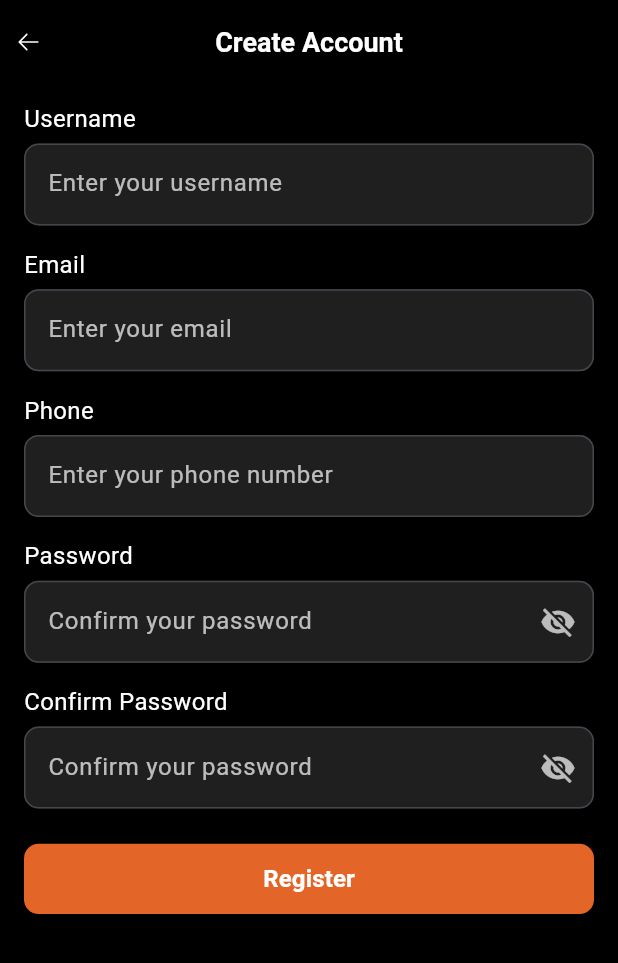
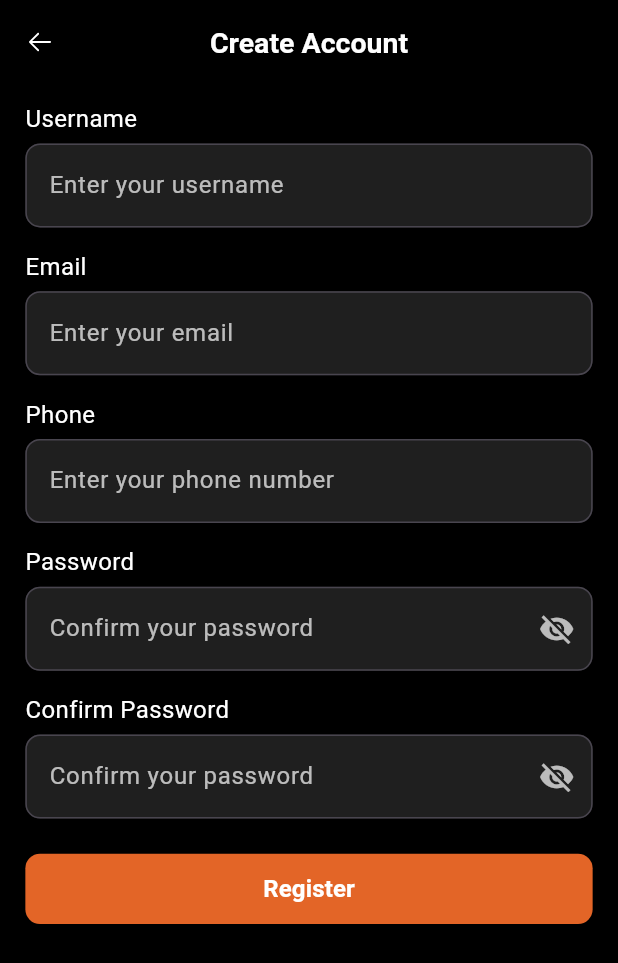
Before and after one commit to sakilkhan649/blog_app_manager, a Flutter app: the RegisterPage screen opened by its route, on a phone screen of 412 x 824 dp. Shown: the top 963 px of the screen. Run offline on Flutter 3.47's test engine with Material 3 defaults, Android fonts, the phone set to English and light mode, and no system bars; our stand-ins replace flutter_screenutil, flutter_svg, get, shared_preferences; accounts and stored records are empty.

```diff
--- a/lib/core/routs/routs.dart
+++ b/lib/core/routs/routs.dart
@@ -1,5 +1,9 @@
 import 'package:blog_app/views/auth_pages/login_page.dart';
 import 'package:blog_app/views/auth_pages/register_page.dart';
+import 'package:blog_app/views/home_page/main_page.dart';
+import 'package:blog_app/views/home_page/pagess/blog_page.dart';
+import 'package:blog_app/views/home_page/pagess/bookmarks_page.dart';
+import 'package:blog_app/views/home_page/pagess/profile_page.dart';
 import 'package:blog_app/views/onboard_page.dart';
 import 'package:get/get.dart';
 
@@ -7,10 +11,18 @@ class Routes {
   static const String ondoardpage = "/Onboardpage";
   static const String loginpage = "/Loginpage";
   static const String registerpage = "/Registerpage";
+  static const String mainpage = "/Mainpage";
+  static const String blogpage = "/Blogpage";
+  static const String bookmarksPage = "/BookmarksPage";
+  static const String profilePage = "/ProfilePage";
 
   static List<GetPage> routes = [
     GetPage(name: ondoardpage, page: () => OnboardPage()),
     GetPage(name: loginpage, page: () => LoginPage()),
     GetPage(name: registerpage, page: () => RegisterPage()),
+    GetPage(name: mainpage, page: () => MainPage()),
+    GetPage(name: blogpage, page: () => BlogPage()),
+    GetPage(name: bookmarksPage, page: () => BookmarksPage()),
+    GetPage(name: profilePage, page: () => ProfilePage()),
   ];
 }
--- a/lib/utils/app_image/app_image.dart
+++ b/lib/utils/app_image/app_image.dart
@@ -7,6 +7,12 @@ class AppImages{
   static const String iconurl="assets/icons";
   static const String backiconurl="$iconurl/back.svg";
 
+  static const String blogiconurl="$iconurl/blogIcon.svg";
+  static const String bookmarksiconurl="$iconurl/bookmarksicon.svg";
+  static const String profileiconurl="$iconurl/profileicon.svg";
+
+  static const String searchiconurl="$iconurl/searchicon.svg";
+
 
 
 }
--- a/lib/views/auth_pages/register_page.dart
+++ b/lib/views/auth_pages/register_page.dart
@@ -3,6 +3,7 @@ import 'package:flutter/material.dart';
 import 'package:flutter_screenutil/flutter_screenutil.dart';
 import 'package:get/get.dart';
 import 'package:get/get_core/src/get_main.dart';
+import '../../core/routs/routs.dart';
 import '../../utils/app_const/app_const.dart';
 import '../../widgets/Custom_Text.dart';
 import '../../widgets/Custom_appbar.dart';
@@ -17,6 +18,7 @@ class RegisterPage extends StatelessWidget {
   final controller = Get.put(Registercontroller());
   final isPasswordVisible = false.obs;
   final isConfirmPasswordVisible = false.obs;
+  final confirmPasswordController = TextEditingController();
 
   @override
   Widget build(BuildContext context) {
@@ -29,7 +31,7 @@ class RegisterPage extends StatelessWidget {
           leading: CustomBackButton(),
         ),
         body: Padding(
-          padding: EdgeInsetsGeometry.symmetric(horizontal: 16),
+          padding: EdgeInsets.symmetric(horizontal: 16.w),
           child: SingleChildScrollView(
             child: Column(
               mainAxisAlignment: MainAxisAlignment.start,
@@ -43,7 +45,7 @@ class RegisterPage extends StatelessWidget {
                   hintText: "Enter your username",
                   obscureText: false,
                   textInputType: TextInputType.text,
-                  Validator: (value) {
+                  validator: (value) {
                     if (value == null || value.isEmpty) {
                       return "Enter your Username";
                     }
@@ -61,7 +63,7 @@ class RegisterPage extends StatelessWidget {
                   hintText: "Enter your email",
                   obscureText: false,
                   textInputType: TextInputType.emailAddress,
-                  Validator: (value) {
+                  validator: (value) {
                     if (value == null || value.isEmpty) {
                       return "Enter your Email";
                     }
@@ -79,7 +81,7 @@ class RegisterPage extends StatelessWidget {
                   hintText: "Enter your phone number",
                   obscureText: false,
                   textInputType: TextInputType.phone,
-                  Validator: (value) {
+                  validator: (value) {
                     if (value == null || value.isEmpty) {
                       return "Enter your phone number";
                     }
@@ -110,7 +112,7 @@ class RegisterPage extends StatelessWidget {
                     hintText: "Confirm your password",
                     obscureText: !isPasswordVisible.value,
                     textInputType: TextInputType.visiblePassword,
-                    Validator: (value) {
+                    validator: (value) {
                       if (value == null || value.isEmpty) {
                         return "Enter your Password";
                       }
@@ -144,11 +146,11 @@ class RegisterPage extends StatelessWidget {
                             !isConfirmPasswordVisible.value;
                       },
                     ),
-                    controller: controller.passwordController,
+                    controller: controller.confirmpasswordController,
                     hintText: "Confirm your password",
                     obscureText: !isConfirmPasswordVisible.value,
                     textInputType: TextInputType.visiblePassword,
-                    Validator: (value) {
+                    validator: (value) {
                       if (value == null || value.isEmpty) {
                         return "Enter your Password";
                       }
@@ -171,7 +173,7 @@ class RegisterPage extends StatelessWidget {
                           onPressed: () {
                             if (_formkey.currentState!.validate()) {
                               controller.register();
-                              //Get.toNamed(Routes.loginpage);
+                              Get.toNamed(Routes.mainpage);
                             }
                           },
                         ),
--- a/lib/widgets/Custom_appbar.dart
+++ b/lib/widgets/Custom_appbar.dart
@@ -28,12 +28,12 @@ class CustomAppBar extends StatelessWidget implements PreferredSizeWidget {
   @override
   Widget build(BuildContext context) {
     return AppBar(
-      toolbarHeight: 72.h,
+      toolbarHeight: toolbarHeight,
       title: Text(
         title,
         style: TextStyle(
           color: titleColor ?? Colors.white,
-          fontSize: 18,
+          fontSize: 18.sp,
           fontWeight: FontWeight.bold,
         ),
       ),
@@ -42,7 +42,6 @@ class CustomAppBar extends StatelessWidget implements PreferredSizeWidget {
       backgroundColor: backgroundColor ?? Colors.black,
       centerTitle: centerTitle,
       elevation: elevation,
-      bottom: bottom,
     );
   }
 
--- a/lib/widgets/Custom_back_button.dart
+++ b/lib/widgets/Custom_back_button.dart
@@ -5,25 +5,21 @@ import 'package:flutter_svg/flutter_svg.dart';
 import 'package:flutter_screenutil/flutter_screenutil.dart';
 
 class CustomBackButton extends StatelessWidget {
-  CustomBackButton({super.key, this.title = 'Back'});
-  String title = "";
+  CustomBackButton({super.key});
   @override
   Widget build(BuildContext context) {
-    return Container(
-      height: 23.h,
-      child: GestureDetector(
+    return GestureDetector(
       onTap: () {
         Get.back();
       },
       child: Padding(
-          padding: const EdgeInsets.all(10),
+        padding: EdgeInsets.only(left: 16.w),
         child: SvgPicture.asset(
           AppImages.backiconurl,
           height: 24.h,
           width: 24.w,
         ),
       ),
-      ),
     );
   }
 }
--- a/lib/widgets/Custom_textField.dart
+++ b/lib/widgets/Custom_textField.dart
@@ -8,7 +8,7 @@ class Customtextfield extends StatelessWidget {
   final bool obscureText;
   final TextInputType textInputType;
   final InputBorder? inputBorder;
-  final Validator;
+  final String? Function(String?)? validator;
   final TextStyle? inputTextStyle;
 
   Customtextfield({
@@ -20,17 +20,17 @@ class Customtextfield extends StatelessWidget {
     this.suffixIcon,
     required this.obscureText,
     required this.textInputType,
-    this.Validator,
+    this.validator,
   });
   @override
   Widget build(BuildContext context) {
     return Container(
       alignment: Alignment.centerLeft,
-      height: 56.h,
+      constraints: BoxConstraints(minHeight: 56.h),
       child: TextFormField(
         style: inputTextStyle ?? TextStyle(color: Colors.white),
         cursorColor: Colors.white,
-        validator: Validator,
+        validator: validator,
         controller: controller,
         keyboardType: textInputType,
         obscureText: obscureText,
@@ -48,6 +48,10 @@ class Customtextfield extends StatelessWidget {
             borderSide: BorderSide(color: Colors.white12),
             borderRadius: BorderRadius.all(Radius.circular(10.r)),
           ),
+          errorStyle: TextStyle(
+            color: Colors.red,
+            fontSize: 12.sp,
+          ),
         ),
       ),
     );
```
Also changed, not shown: lib/controllers/NabbarController.dart (added, +15 -0 lines), lib/core/dependencys/dependencys.dart (+8 -0 lines), lib/views/auth_pages/login_page.dart (+4 -4 lines), lib/views/home_page/main_page.dart (added, +21 -0 lines), lib/views/home_page/pagess/blog_page.dart (added, +18 -0 lines), lib/views/home_page/pagess/bookmarks_page.dart (added, +14 -0 lines), lib/views/home_page/pagess/profile_page.dart (added, +13 -0 lines), lib/views/onboard_page.dart (+8 -4 lines), lib/widgets/CustomButtomNav.dart (added, +79 -0 lines), assets/icons/blogicon.svg (added), assets/icons/bookmarksicon.svg (added), assets/icons/profileicon.svg (added), assets/icons/searchicon.svg (added). Lines whose indentation alone changed are shown as unchanged.
